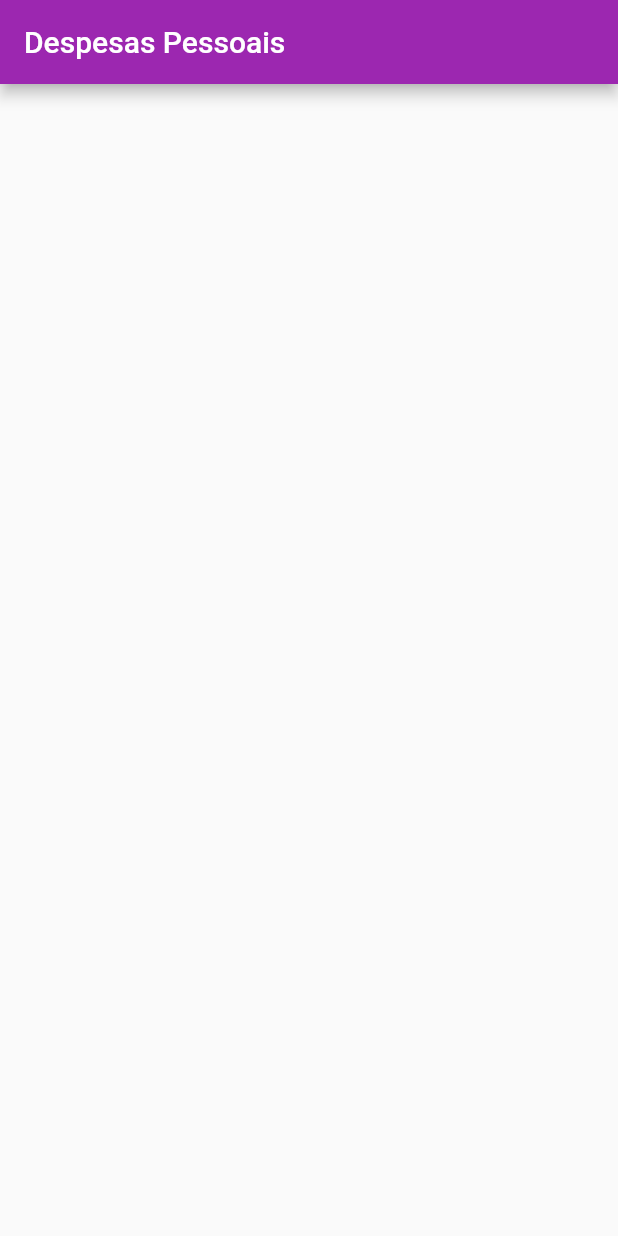
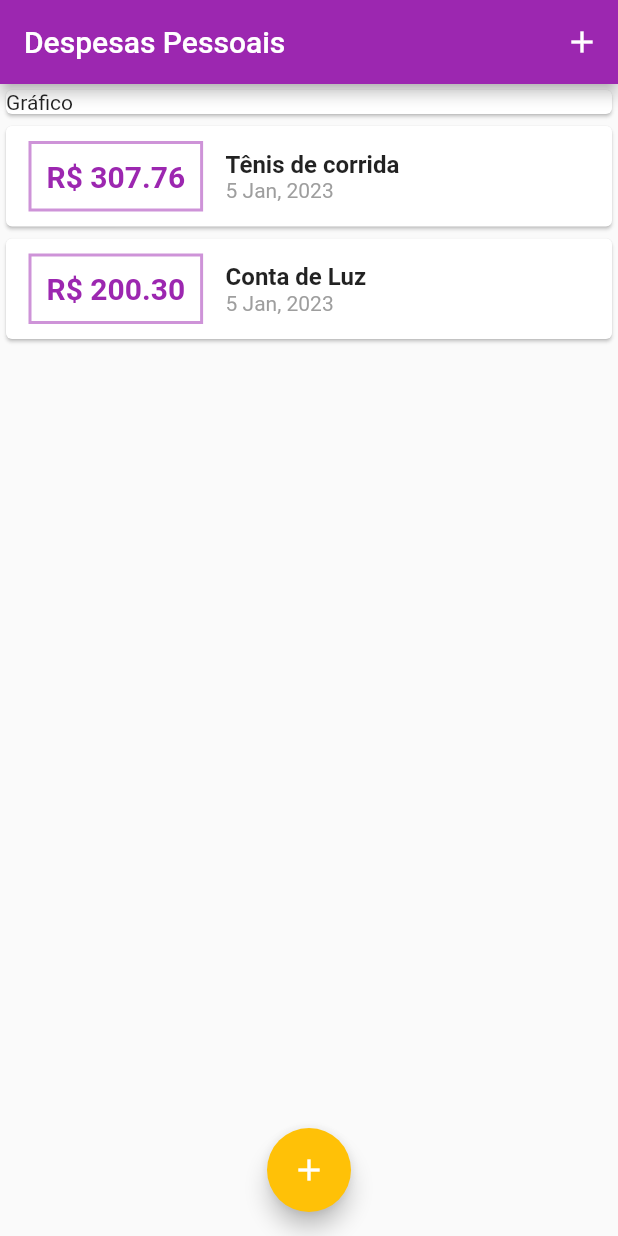
Before and after one commit to MateusLim4/cod3r-expenses, a Flutter app: the screen it shows after launch, on a phone screen of 412 x 824 dp. Run offline on Flutter 3.47's test engine with Material 2 defaults, Android fonts, the phone set to English and light mode, and no system bars.

Commit message:
Feature: Modal with a form and creation of cards

```diff
--- /dev/null
+++ b/src/lib/components/transaction_list.dart
@@ -0,0 +1,57 @@
+import 'package:flutter/material.dart';
+import 'package:intl/intl.dart';
+import '../models/transaction.dart';
+
+class TransactionList extends StatelessWidget {
+  final List<Transaction> transactions;
+
+  TransactionList({Key? key, required this.transactions}) : super(key: key);
+
+  @override
+  Widget build(BuildContext context) {
+    return Container(
+      height: 300,
+      child: ListView.builder(
+        itemCount: transactions.length,
+        itemBuilder: (context, index) {
+          final tr = transactions[index];
+          return Card(
+            child: Row(children: [
+              Container(
+                margin:
+                    const EdgeInsets.symmetric(horizontal: 15, vertical: 10),
+                decoration: BoxDecoration(
+                  border: Border.all(color: Colors.purple[200]!, width: 2),
+                ),
+                padding: const EdgeInsets.all(10),
+                child: Text(
+                  'R\$ ${tr.value.toStringAsFixed(2)}',
+                  style: const TextStyle(
+                      fontWeight: FontWeight.bold,
+                      fontSize: 20,
+                      color: Colors.purple),
+                ),
+              ),
+              Column(
+                crossAxisAlignment: CrossAxisAlignment.start,
+                children: [
+                  Text(
+                    tr.title,
+                    style: const TextStyle(
+                      fontWeight: FontWeight.bold,
+                      fontSize: 16,
+                    ),
+                  ),
+                  Text(
+                    DateFormat('d MMM, y').format(tr.date),
+                    style: const TextStyle(color: Colors.grey),
+                  ),
+                ],
+              )
+            ]),
+          );
+        },
+      ),
+    );
+  }
+}
--- a/src/lib/main.dart
+++ b/src/lib/main.dart
@@ -1,19 +1,100 @@
+import 'dart:math';
 import 'package:flutter/material.dart';
+import 'components/transaction_form.dart';
+import 'components/transaction_list.dart';
+import 'models/transaction.dart';
 
-void main() => runApp(const MyApp());
+void main() => runApp(const ExpensesApp());
 
-class MyApp extends StatelessWidget {
-  const MyApp({super.key});
+class ExpensesApp extends StatelessWidget {
+  const ExpensesApp({super.key});
 
   @override
   Widget build(BuildContext context) {
-    return MaterialApp(
+    return const MaterialApp(
       debugShowCheckedModeBanner: false,
-      home: Scaffold(
-          appBar: AppBar(
-        title: const Text("Despesas Pessoais"),
-        backgroundColor: Colors.purple,
-      )),
+      home: HomePage(),
     );
   }
 }
+
+class HomePage extends StatefulWidget {
+  const HomePage({super.key});
+
+  @override
+  State<HomePage> createState() => _HomePageState();
+}
+
+class _HomePageState extends State<HomePage> {
+  final _transactions = [
+    Transaction(
+        id: 't1',
+        title: 'Tênis de corrida',
+        value: 307.76,
+        date: DateTime.now()),
+    Transaction(
+      id: 't2',
+      title: 'Conta de Luz',
+      value: 200.30,
+      date: DateTime.now(),
+    ),
+  ];
+
+  _addTransaction(String title, double value) {
+    final newTransaction = Transaction(
+        id: Random().nextDouble().toString(),
+        title: title,
+        value: value,
+        date: DateTime.now());
+
+    setState(() {
+      _transactions.add(newTransaction);
+    });
+  }
+
+  void _openTransactionFormModal(BuildContext context) async {
+    showModalBottomSheet(
+        context: context,
+        builder: ((_) {
+          return TransactionForm(
+            onSubmit: _addTransaction,
+          );
+        }));
+  }
+
+  @override
+  Widget build(BuildContext context) {
+    return Scaffold(
+      appBar: AppBar(
+        title: const Text("Despesas Pessoais"),
+        backgroundColor: Colors.purple,
+        actions: [
+          IconButton(
+            onPressed: () => _openTransactionFormModal(context),
+            icon: const Icon(Icons.add),
+          )
+        ],
+      ),
+      body: SingleChildScrollView(
+        child: Column(
+          mainAxisAlignment: MainAxisAlignment.start,
+          children: [
+            const SizedBox(
+              width: double.infinity,
+              child: Card(
+                child: Text("Gráfico"),
+              ),
+            ),
+            TransactionList(transactions: _transactions),
+          ],
+        ),
+      ),
+      floatingActionButton: FloatingActionButton(
+        onPressed: () => _openTransactionFormModal(context),
+        backgroundColor: Colors.amber,
+        child: const Icon(Icons.add),
+      ),
+      floatingActionButtonLocation: FloatingActionButtonLocation.centerFloat,
+    );
+  }
+}
--- /dev/null
+++ b/src/lib/models/transaction.dart
@@ -0,0 +1,12 @@
+class Transaction {
+  final String id;
+  final String title;
+  final double value;
+  final DateTime date;
+
+  Transaction(
+      {required this.id,
+      required this.title,
+      required this.value,
+      required this.date});
+}
--- a/src/pubspec.yaml
+++ b/src/pubspec.yaml
@@ -31,6 +31,7 @@ environment:
 dependencies:
   flutter:
     sdk: flutter
+  intl: ^0.18.0
 
 
   # The following adds the Cupertino Icons font to your application.
```
Also changed, not shown: src/lib/components/transaction_form.dart (added, +61 -0 lines), src/pubspec.lock.
